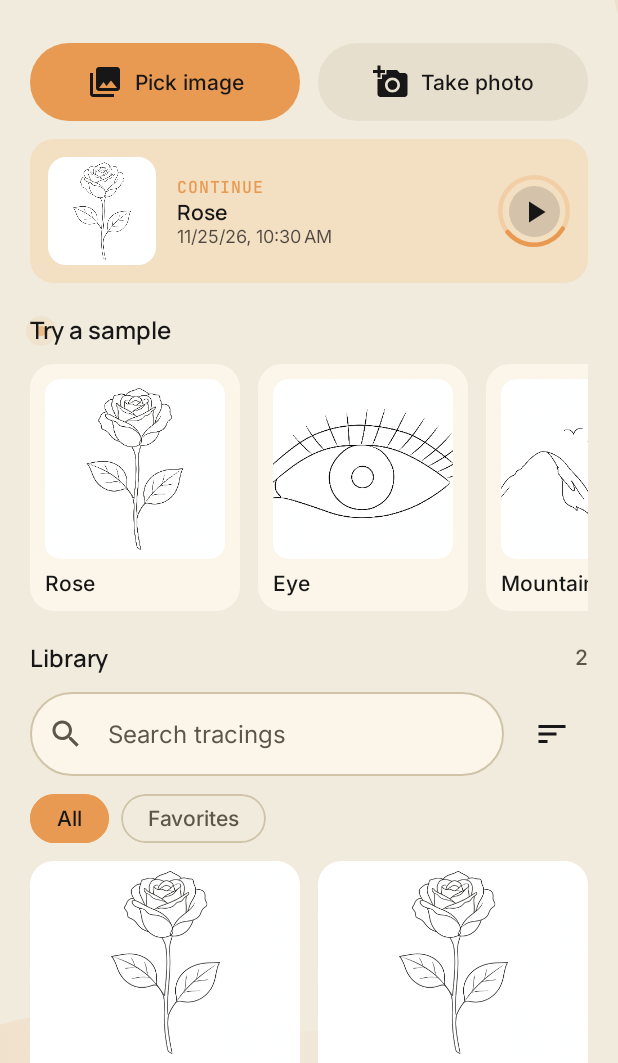
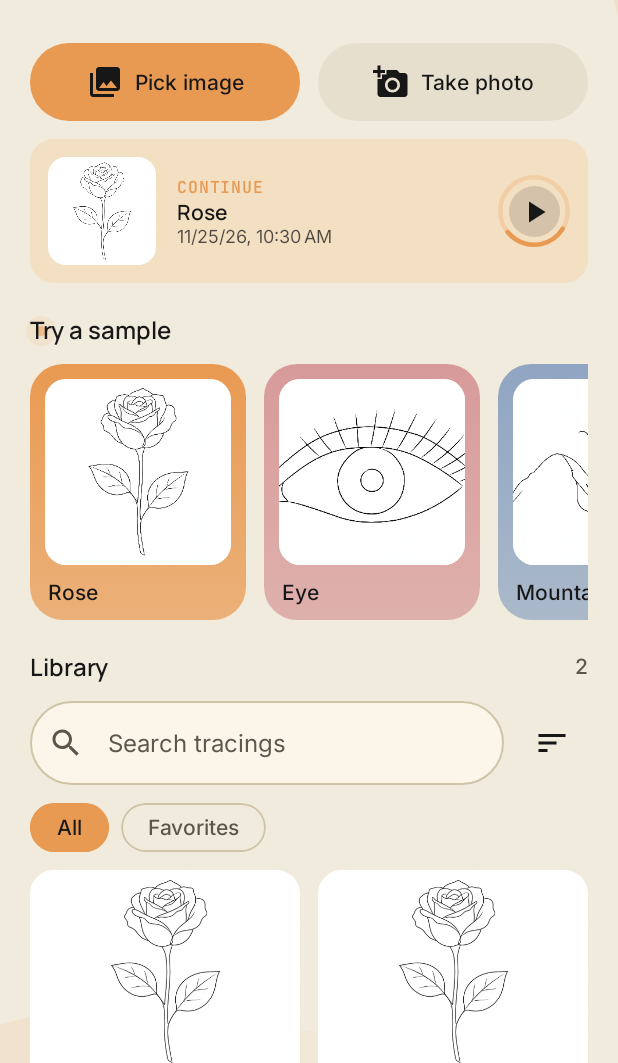
Before and after one commit to alekslime/Picasso, an Android app built with Jetpack Compose: the HomeScreen screen opened through its navigation route, after a tap on "All", on a phone screen of 412 x 824 dp, the part 173-1236 px from its top. Run offline under Robolectric (Android 15) with nearby library versions, the phone set to English and light mode, and no system bars; our stand-ins replace AdMob, Dagger/Hilt's generated code, Room's generated code; libraries missing offline, so code that uses them is left out: com.google.ads.mediation; 1 other tap on this screen came first.

Commit message:
Home: coloured sample tiles

```diff
--- a/app/src/main/java/app/picasso/tracer/ui/home/HomeScreen.kt
+++ b/app/src/main/java/app/picasso/tracer/ui/home/HomeScreen.kt
@@ -26,6 +26,7 @@ import androidx.compose.foundation.lazy.grid.GridItemSpan
 import androidx.compose.foundation.lazy.grid.LazyVerticalGrid
 import androidx.compose.foundation.lazy.grid.items
 import androidx.compose.foundation.lazy.items
+import androidx.compose.foundation.lazy.itemsIndexed
 import androidx.compose.foundation.shape.CircleShape
 import androidx.compose.foundation.shape.RoundedCornerShape
 import androidx.compose.material.icons.Icons
@@ -84,6 +85,8 @@ import androidx.core.content.FileProvider
 import androidx.hilt.navigation.compose.hiltViewModel
 import app.picasso.tracer.R
 import app.picasso.tracer.domain.model.Project
+import app.picasso.tracer.ui.theme.PicassoInk
+import app.picasso.tracer.ui.theme.PicassoPaper
 import coil.compose.AsyncImage
 import java.io.File
 import java.text.DateFormat
@@ -104,6 +107,7 @@ import androidx.compose.foundation.interaction.MutableInteractionSource
 import androidx.compose.foundation.interaction.collectIsPressedAsState
 import androidx.compose.foundation.lazy.grid.itemsIndexed
 import androidx.compose.runtime.saveable.rememberSaveable
+import androidx.compose.ui.graphics.Brush
 import androidx.compose.ui.graphics.Color
 import androidx.compose.ui.graphics.graphicsLayer
 import androidx.compose.ui.platform.LocalDensity
@@ -246,9 +250,10 @@ fun HomeScreen(
                 }
                 item(span = { GridItemSpan(maxLineSpan) }) {
                     LazyRow(horizontalArrangement = Arrangement.spacedBy(12.dp), modifier = Modifier.entrance(3)) {
-                        items(samples) { item ->
+                        itemsIndexed(samples) { index, item ->
                             SampleCard(
                                 item = item,
+                                tint = SampleTints[index % SampleTints.size],
                                 enabled = !creating,
                                 onSelect = {
                                     viewModel.createSample(
@@ -541,9 +546,14 @@ private fun PlayRing(modifier: Modifier = Modifier) {
     }
 }
 
+/** Tile backgrounds for the sample row: Ochre, dusty rose, slate. Dark Ink text reads on all three. */
+private val SampleTints = listOf(Color(0xFFE99A52), Color(0xFFD79A9A), Color(0xFF8FA5C2))
+
+/** Coloured sample tile: the line art sits on a soft gradient of the tile colour, name below. */
 @Composable
 private fun SampleCard(
     item: SampleItem,
+    tint: Color,
     enabled: Boolean,
     onSelect: () -> Unit,
 ) {
@@ -552,13 +562,18 @@ private fun SampleCard(
         onClick = onSelect,
         enabled = enabled,
         interactionSource = press,
-        shape = RoundedCornerShape(16.dp),
+        shape = RoundedCornerShape(22.dp),
         colors = CardDefaults.cardColors(
-            containerColor = MaterialTheme.colorScheme.surfaceContainerLow,
+            containerColor = Color.Transparent,
+            disabledContainerColor = Color.Transparent,
         ),
-        modifier = Modifier.width(140.dp).pressScale(press),
+        modifier = Modifier.width(144.dp).pressScale(press),
     ) {
-        Column(modifier = Modifier.padding(10.dp)) {
+        Column(
+            modifier = Modifier
+                .background(Brush.verticalGradient(listOf(tint, tint.copy(alpha = 0.72f))))
+                .padding(10.dp),
+        ) {
             AsyncImage(
                 model = item.file,
                 contentDescription = null,
@@ -566,15 +581,18 @@ private fun SampleCard(
                 modifier = Modifier
                     .fillMaxWidth()
                     .aspectRatio(1f)
-                    .clip(RoundedCornerShape(10.dp))
-                    .background(MaterialTheme.colorScheme.surface),
+                    .clip(RoundedCornerShape(14.dp))
+                    .background(PicassoPaper),
             )
-            Spacer(Modifier.height(8.dp))
+            Spacer(Modifier.height(10.dp))
             Text(
                 stringResource(item.sample.nameRes),
                 style = MaterialTheme.typography.labelLarge,
+                fontWeight = FontWeight.SemiBold,
+                color = PicassoInk,
                 maxLines = 1,
                 overflow = TextOverflow.Ellipsis,
+                modifier = Modifier.padding(horizontal = 2.dp),
             )
         }
     }
```
